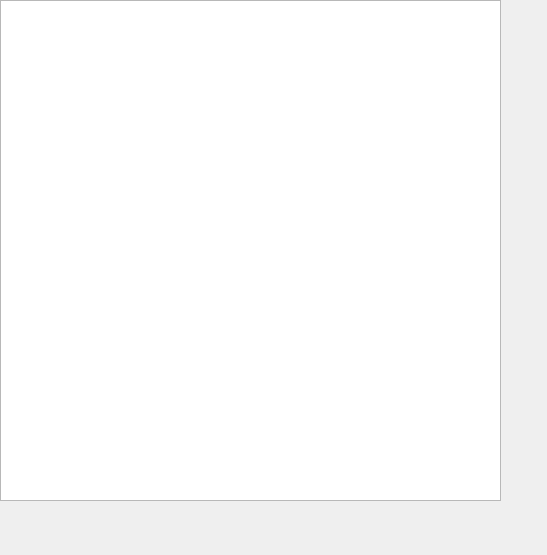
First picture: the form in pacman_board.ui, repository r3sPawN/pacman, before the edit.
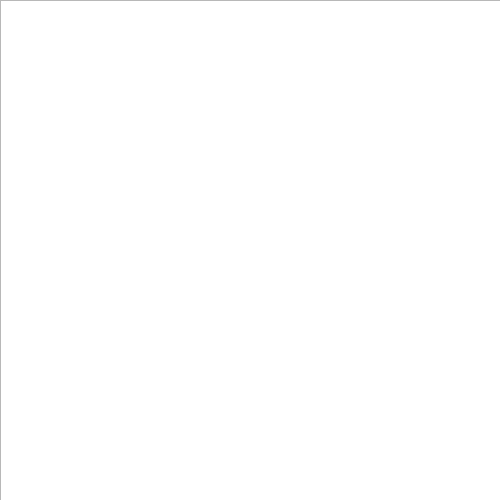
Second picture: the form after the edit. Icons and pictures are not drawn.

The edit to the form file:
```diff
--- a/pacman_board.ui
+++ b/pacman_board.ui
@@ -6,8 +6,8 @@
    <rect>
     <x>0</x>
     <y>0</y>
-    <width>547</width>
-    <height>555</height>
+    <width>500</width>
+    <height>500</height>
    </rect>
   </property>
   <property name="windowTitle">
```
